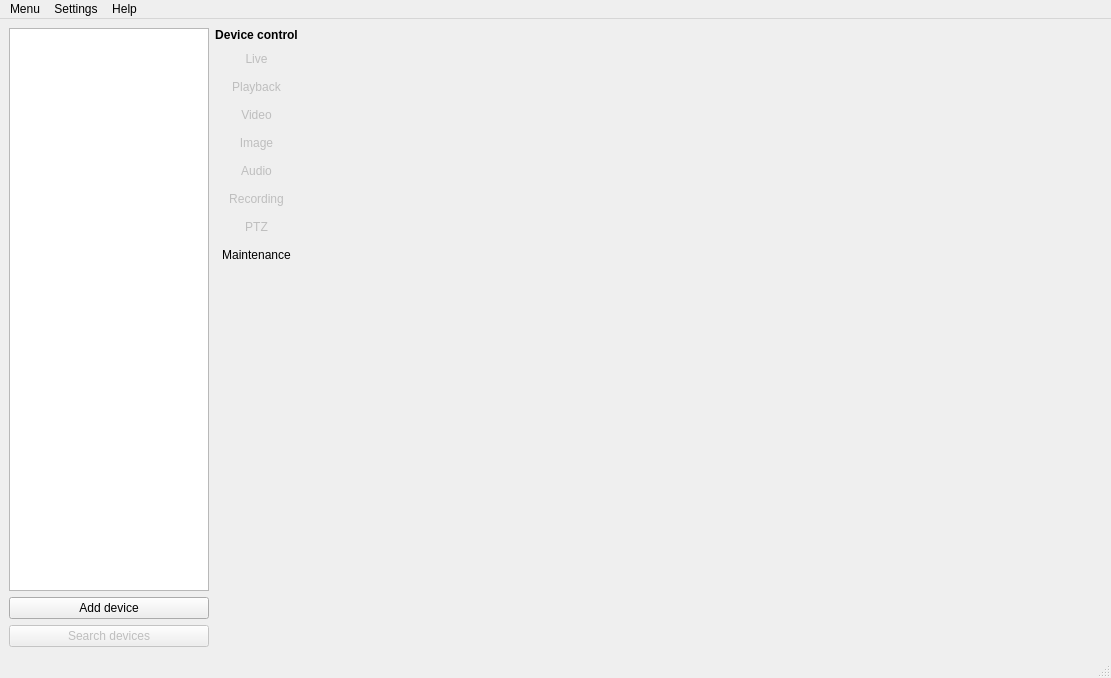
First picture: the form in GUI/GUI_Util/mainwindow.ui, repository Abay11/onvif_client, before the edit.
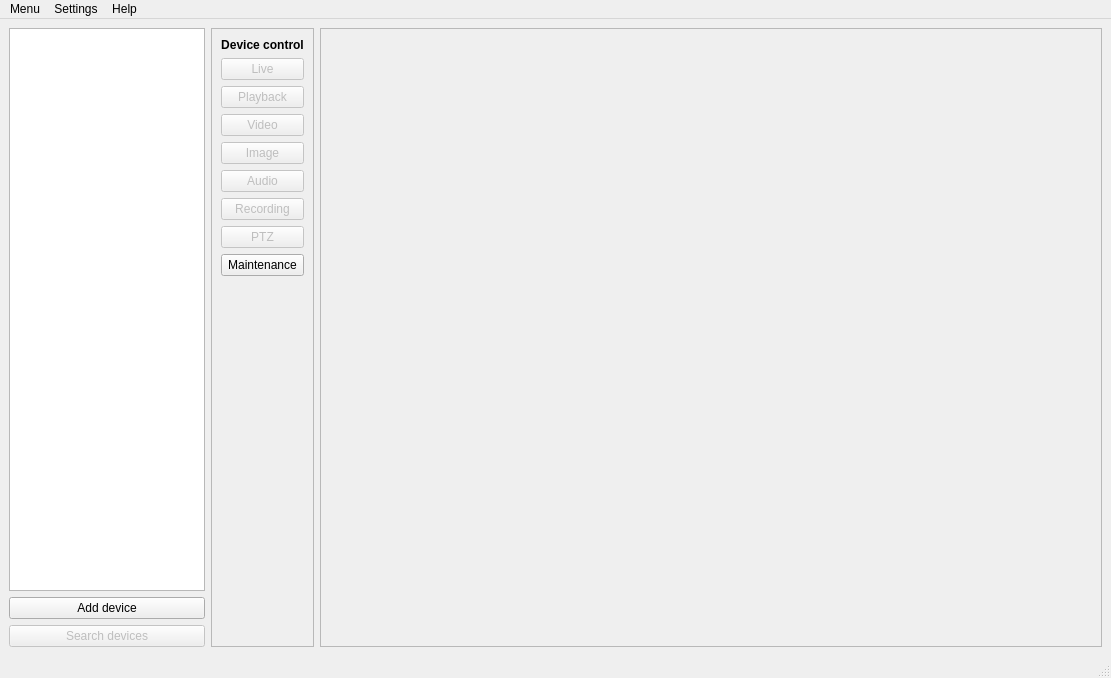
Second picture: the form after the edit.

Commit message: add logic to fill data of maintenance form

```diff
--- a/GUI/GUI_Util/mainwindow.ui
+++ b/GUI/GUI_Util/mainwindow.ui
@@ -60,7 +60,14 @@
        </layout>
       </item>
       <item>
-       <layout class="QVBoxLayout" name="verticalLayout_3">
+       <widget class="QFrame" name="frame_2">
+        <property name="frameShape">
+         <enum>QFrame::StyledPanel</enum>
+        </property>
+        <property name="frameShadow">
+         <enum>QFrame::Raised</enum>
+        </property>
+        <layout class="QVBoxLayout" name="verticalLayout_2">
         <item>
          <widget class="QLabel" name="label">
           <property name="font">
@@ -72,9 +79,6 @@
           <property name="text">
            <string>Device control</string>
           </property>
-          <property name="textFormat">
-           <enum>Qt::AutoText</enum>
-          </property>
           <property name="alignment">
            <set>Qt::AlignCenter</set>
           </property>
@@ -88,9 +92,6 @@
           <property name="text">
            <string>Live</string>
           </property>
-          <property name="flat">
-           <bool>true</bool>
-          </property>
          </widget>
         </item>
         <item>
@@ -101,9 +102,6 @@
           <property name="text">
            <string>Playback</string>
           </property>
-          <property name="flat">
-           <bool>true</bool>
-          </property>
          </widget>
         </item>
         <item>
@@ -114,9 +112,6 @@
           <property name="text">
            <string>Video</string>
           </property>
-          <property name="flat">
-           <bool>true</bool>
-          </property>
          </widget>
         </item>
         <item>
@@ -127,9 +122,6 @@
           <property name="text">
            <string>Image</string>
           </property>
-          <property name="flat">
-           <bool>true</bool>
-          </property>
          </widget>
         </item>
         <item>
@@ -140,9 +132,6 @@
           <property name="text">
            <string>Audio</string>
           </property>
-          <property name="flat">
-           <bool>true</bool>
-          </property>
          </widget>
         </item>
         <item>
@@ -153,9 +142,6 @@
           <property name="text">
            <string>Recording</string>
           </property>
-          <property name="flat">
-           <bool>true</bool>
-          </property>
          </widget>
         </item>
         <item>
@@ -166,19 +152,13 @@
           <property name="text">
            <string>PTZ</string>
           </property>
-          <property name="flat">
-           <bool>true</bool>
-          </property>
          </widget>
         </item>
         <item>
-         <widget class="QPushButton" name="btnMaintanance">
+          <widget class="QPushButton" name="btnMaintenance">
           <property name="text">
            <string>Maintenance</string>
           </property>
-          <property name="flat">
-           <bool>true</bool>
-          </property>
          </widget>
         </item>
         <item>
@@ -195,20 +175,16 @@
          </spacer>
         </item>
        </layout>
+       </widget>
       </item>
       <item>
-       <widget class="QStackedWidget" name="stackedWidget">
-        <property name="sizeIncrement">
-         <size>
-          <width>0</width>
-          <height>0</height>
-         </size>
+       <widget class="QFrame" name="frameWidgetsHolder">
+        <property name="frameShape">
+         <enum>QFrame::StyledPanel</enum>
         </property>
-        <property name="lineWidth">
-         <number>1</number>
+        <property name="frameShadow">
+         <enum>QFrame::Raised</enum>
         </property>
-        <widget class="QWidget" name="page"/>
-        <widget class="QWidget" name="page_2"/>
        </widget>
       </item>
      </layout>
```
Lines whose indentation alone changed are shown as unchanged. The commit also changes 2 other files.
